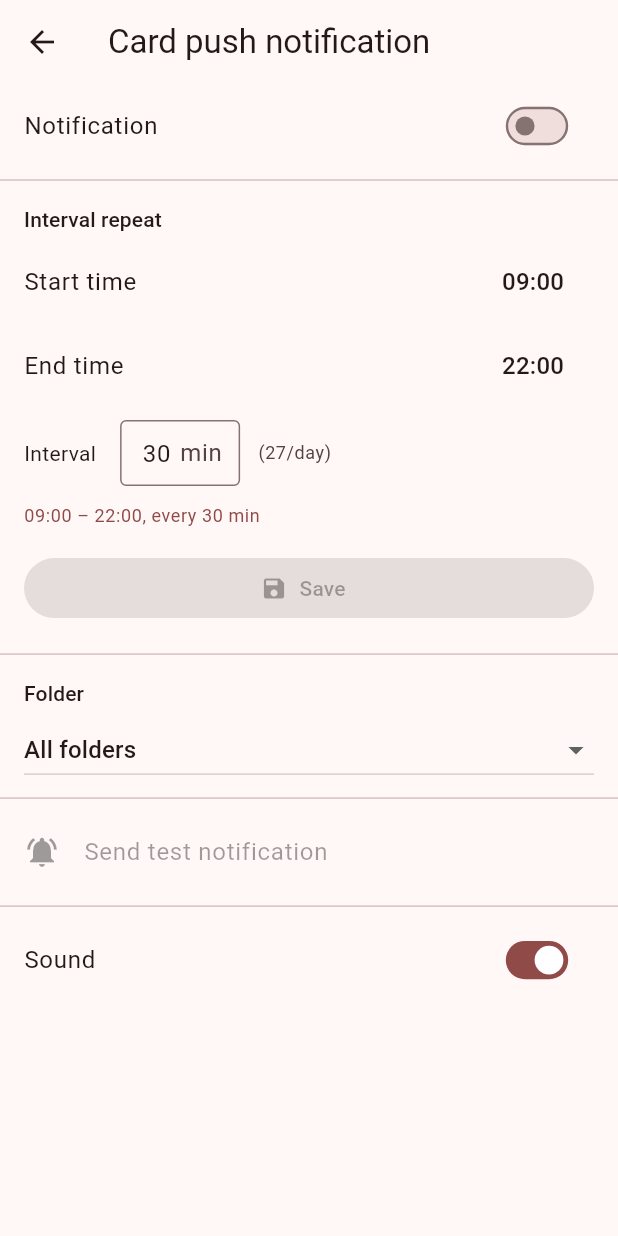
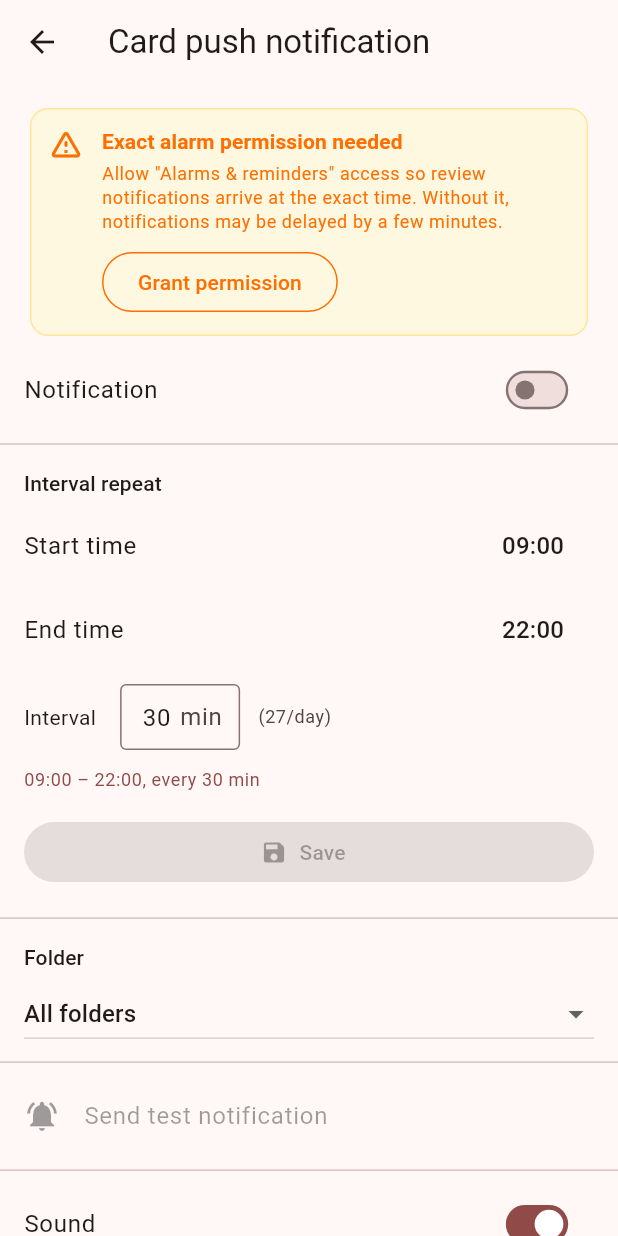
Before and after one commit to Jayden-kr/memora, a Flutter app: the PushNotificationSettingsScreen screen opened directly, on a phone screen of 412 x 824 dp. Run offline on Flutter 3.47's test engine with Material 3 defaults, Android fonts, the phone set to English and light mode, and no system bars; our stand-ins replace audioplayers, file_picker, flutter_local_notifications, image_picker, permission_handler, photo_view and 4 more; missing offline and left inert: receive_sharing_intent, record; accounts and stored records are empty; generated files the repository leaves out were written again; Roboto replaces fonts that are missing (Pretendard).

Commit message:
fix: use SCHEDULE_EXACT_ALARM + settings prompt instead of USE_EXACT_ALARM (#25 follow-up)
Google Play only allows USE_EXACT_ALARM for alarm-clock/calendar apps, so Memora
(flashcards) can't use it. Switched to SCHEDULE_EXACT_ALARM (any app), which isn't
auto-granted on Android 13+, so push settings now shows a prompt (canScheduleExactAlarms
channel check) with a button opening the system 'Alarms & reminders' toggle
(ACTION_REQUEST_SCHEDULE_EXACT_ALARM). Scheduling already falls back to inexact when not
granted. Removes the Play exact-alarm 'alarm clock/calendar' declaration blocker.

Co-Authored-By: Claude Opus 4.8 (1M context) <noreply@anthropic.com>

```diff
--- a/lib/l10n/app_en.arb
+++ b/lib/l10n/app_en.arb
@@ -270,6 +270,9 @@
   "pushSaveFail": "Save failed. Please try again.",
   "pushIntervalMinError": "Interval must be at least 5 minutes.",
   "pushTimeSameError": "Start and end times are the same.",
+  "pushExactAlarmTitle": "Exact alarm permission needed",
+  "pushExactAlarmBody": "Allow \"Alarms & reminders\" access so review notifications arrive at the exact time. Without it, notifications may be delayed by a few minutes.",
+  "pushExactAlarmButton": "Grant permission",
 
   "cardListSearchHint": "Search...",
   "cardListSearchEmpty": "No matching cards.",
--- a/lib/l10n/app_ko.arb
+++ b/lib/l10n/app_ko.arb
@@ -444,6 +444,9 @@
   "pushSaveFail": "저장에 실패했습니다. 다시 시도해 주세요.",
   "pushIntervalMinError": "간격은 최소 5분이어야 합니다.",
   "pushTimeSameError": "시작 시간과 종료 시간이 같습니다.",
+  "pushExactAlarmTitle": "정확한 시간 알림 권한이 필요합니다",
+  "pushExactAlarmBody": "복습 알림을 정확한 시간에 받으려면 '알람 및 리마인더' 권한을 허용해주세요. 허용하지 않으면 알림이 몇 분 늦게 도착할 수 있습니다.",
+  "pushExactAlarmButton": "권한 허용하기",
 
   "cardListSearchHint": "검색...",
   "cardListSearchEmpty": "검색 결과가 없습니다.",
--- a/lib/screens/push_notification_settings.dart
+++ b/lib/screens/push_notification_settings.dart
@@ -18,13 +18,15 @@ class PushNotificationSettingsScreen extends StatefulWidget {
 }
 
 class _PushNotificationSettingsScreenState
-    extends State<PushNotificationSettingsScreen> {
+    extends State<PushNotificationSettingsScreen> with WidgetsBindingObserver {
   bool _enabled = false;
   List<Folder> _folders = [];
   int? _selectedFolderId;
   bool _soundEnabled = true;
   bool _loading = true;
   bool _saving = false;
+  // 기본값 true — 실제 체크가 끝나기 전까지 경고 카드가 잠깐 보였다 사라지는 깜빡임 방지.
+  bool _exactAlarmPermitted = true;
 
   TimeOfDay _intervalStartTime = const TimeOfDay(hour: 9, minute: 0);
   TimeOfDay _intervalEndTime = const TimeOfDay(hour: 22, minute: 0);
@@ -36,11 +38,14 @@ class _PushNotificationSettingsScreenState
   @override
   void initState() {
     super.initState();
+    WidgetsBinding.instance.addObserver(this);
     _loadData();
+    _checkExactAlarmPermission();
   }
 
   @override
   void dispose() {
+    WidgetsBinding.instance.removeObserver(this);
     final hadPendingSettings = _settingsDebounce?.isActive ?? false;
     _settingsDebounce?.cancel();
     if (hadPendingSettings) {
@@ -51,6 +56,21 @@ class _PushNotificationSettingsScreenState
     }
     _intervalMinController.dispose();
     super.dispose();
+  }
+
+  @override
+  void didChangeAppLifecycleState(AppLifecycleState state) {
+    // 사용자가 '알람 및 리마인더' 설정 화면에 다녀온 뒤 이 화면으로 돌아왔을 때
+    // 재확인 — 설정 변경은 이 화면으로 돌아와야 알 수 있으므로 resume 시점에 체크.
+    if (state == AppLifecycleState.resumed) {
+      _checkExactAlarmPermission();
+    }
+  }
+
+  Future<void> _checkExactAlarmPermission() async {
+    final permitted = await NotificationService.canScheduleExactAlarms();
+    if (!mounted) return;
+    setState(() => _exactAlarmPermitted = permitted);
   }
 
   Future<void> _loadData() async {
@@ -256,6 +276,8 @@ class _PushNotificationSettingsScreenState
           ? const Center(child: CircularProgressIndicator())
           : ListView(
               children: [
+                if (!_exactAlarmPermitted) _buildExactAlarmPrompt(t),
+
                 ListTile(
                   title: Text(t.pushAlarm),
                   trailing: Transform.scale(
@@ -409,6 +431,79 @@ class _PushNotificationSettingsScreenState
     );
   }
 
+  /// API 33+에서 SCHEDULE_EXACT_ALARM이 자동 부여되지 않아 사용자가 직접
+  /// '알람 및 리마인더'를 허용해야 하는 경우 보여주는 안내 카드.
+  /// API 31 미만은 canScheduleExactAlarms가 항상 true를 반환하므로 노출되지 않는다.
+  Widget _buildExactAlarmPrompt(AppLocalizations t) {
+    final isDark = Theme.of(context).brightness == Brightness.dark;
+    final bg = isDark
+        ? Colors.amber.shade900.withValues(alpha: 0.25)
+        : Colors.amber.shade50;
+    final fg = isDark ? Colors.amber.shade200 : Colors.amber.shade900;
+
+    return Padding(
+      padding: const EdgeInsets.fromLTRB(16, 12, 16, 4),
+      child: Card(
+        color: bg,
+        elevation: 0,
+        shape: RoundedRectangleBorder(
+          borderRadius: BorderRadius.circular(12),
+          side: BorderSide(color: Colors.amber.shade400.withValues(alpha: 0.4)),
+        ),
+        child: Padding(
+          padding: const EdgeInsets.all(12),
+          child: Row(
+            crossAxisAlignment: CrossAxisAlignment.start,
+            children: [
+              Icon(Icons.warning_amber_rounded, color: fg),
+              const SizedBox(width: 12),
+              Expanded(
+                child: Column(
+                  crossAxisAlignment: CrossAxisAlignment.start,
+                  children: [
+                    Text(
+                      t.pushExactAlarmTitle,
+                      style: Theme.of(context).textTheme.titleSmall?.copyWith(
+                            color: fg,
+                            fontWeight: FontWeight.bold,
+                          ),
+                    ),
+                    const SizedBox(height: 4),
+                    Text(
+                      t.pushExactAlarmBody,
+                      style: Theme.of(context)
+                          .textTheme
+                          .bodySmall
+                          ?.copyWith(color: fg),
+                    ),
+                    const SizedBox(height: 8),
+                    Align(
+                      alignment: Alignment.centerLeft,
+                      child: OutlinedButton(
+                        style: OutlinedButton.styleFrom(
+                          foregroundColor: fg,
+                          side: BorderSide(color: fg),
+                        ),
+                        onPressed: () async {
+                          await NotificationService.openExactAlarmSettings();
+                          // 설정 화면이 별도 앱 화면이 아니라 다이얼로그로 뜨는
+                          // 일부 기기 대비 즉시 1회 재확인 (주 경로는 위의
+                          // didChangeAppLifecycleState resumed 콜백).
+                          await _checkExactAlarmPermission();
+                        },
+                        child: Text(t.pushExactAlarmButton),
+                      ),
+                    ),
+                  ],
+                ),
+              ),
+            ],
+          ),
+        ),
+      ),
+    );
+  }
+
   List<Widget> _buildIntervalModeUI(AppLocalizations t) {
     final count = _intervalSlotCount;
 
--- a/lib/services/notification_service.dart
+++ b/lib/services/notification_service.dart
@@ -77,6 +77,28 @@ class NotificationService {
       return false;
     } finally {
       _requestingPermission = false;
+    }
+  }
+
+  /// SCHEDULE_EXACT_ALARM이 실제로 허용되어 있는지 확인 (API 31+에서만 의미 있음,
+  /// API 31 미만은 네이티브 쪽에서 항상 true 반환)
+  static Future<bool> canScheduleExactAlarms() async {
+    try {
+      final result =
+          await _pushNotifChannel.invokeMethod<bool>('canScheduleExactAlarms');
+      return result ?? false;
+    } catch (e) {
+      debugPrint('[NOTIF] canScheduleExactAlarms 실패: $e');
+      return false;
+    }
+  }
+
+  /// '알람 및 리마인더' 정확한 알림 설정 화면 열기 (API 31+)
+  static Future<void> openExactAlarmSettings() async {
+    try {
+      await _pushNotifChannel.invokeMethod('openExactAlarmSettings');
+    } catch (e) {
+      debugPrint('[NOTIF] openExactAlarmSettings 실패: $e');
     }
   }
 
```
Also changed, not shown: 2 other files.
